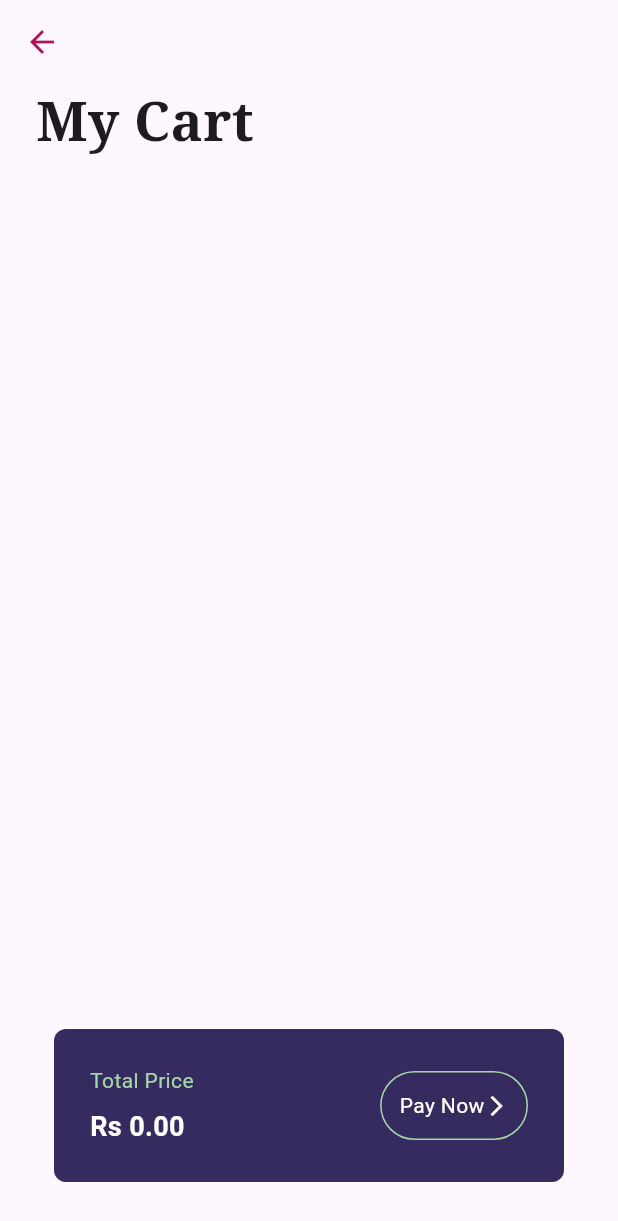
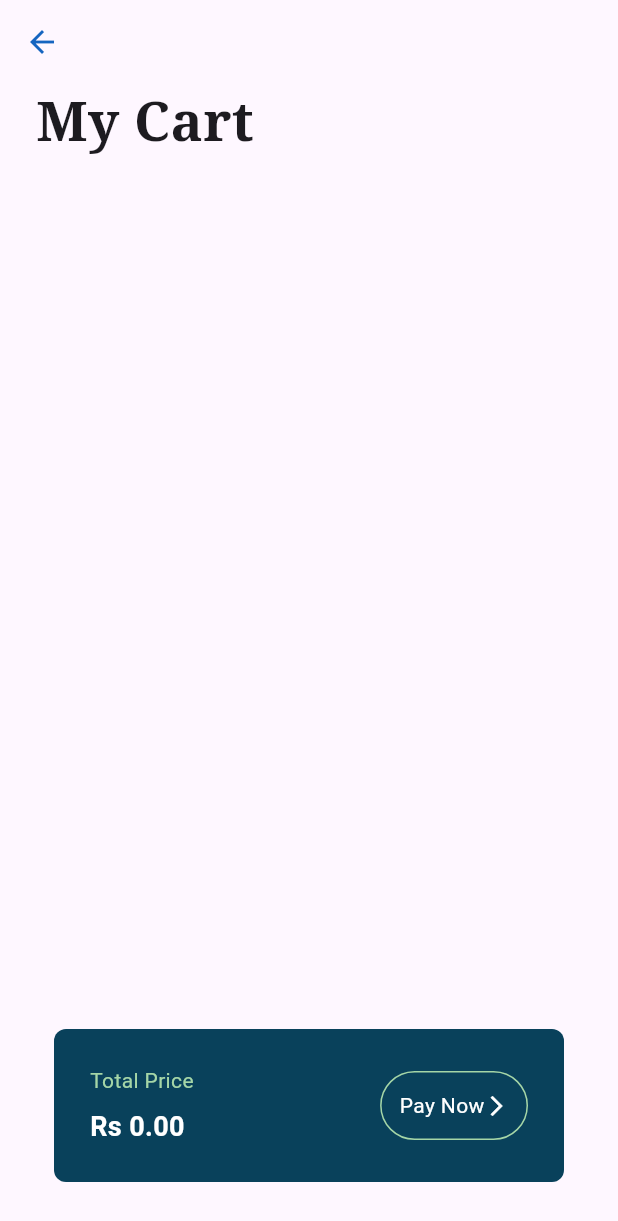
Before and after one commit to sandhyaNepal20/My_mob_app, a Flutter app: the CartPage screen opened directly, on a phone screen of 412 x 824 dp. Shown: the top 1221 px of the screen. Run offline on Flutter 3.47's test engine with Material 3 defaults, Android fonts, the light colour scheme and no system bars; our stand-ins replace firebase_core, google_fonts; accounts and stored records are empty.

Commit message:
Changes in items

```diff
--- a/lib/model/cart_model.dart
+++ b/lib/model/cart_model.dart
@@ -4,12 +4,12 @@
   // list of items on sale
   final List _shopItems = const [
   // [ itemName, itemPrice, imagePath, color ]
-  ["Eyeshadow Palate", "800 ", "lib/images/eyeshadowpalate.jpg", Colors.pink],
-  ["Blusher", "600", "lib/images/blusher.jpg", Colors.pink],
-  ["Foundation", "800", "lib/images/foundation.png", Colors.pink],
-  ["Eyeliner", "200 ", "lib/images/Eyeliner.png", Colors.pink],
-  ["Lipstick", "150", "lib/images/lipstick.jpg", Colors.pink],
-  ["Compact powder", "400", "lib/images/compact powder.png", Colors.pink],
+  ["Eyeshadow Palate", "800 ", "lib/images/eyeshadowpalate.jpg", Colors.blue],
+  ["Blusher", "600", "lib/images/blusher.jpg", Colors.blue],
+  ["Foundation", "800", "lib/images/foundation.png", Colors.blue],
+  ["Eyeliner", "200 ", "lib/images/Eyeliner.png", Colors.blue],
+  ["Lipstick", "150", "lib/images/lipstick.jpg", Colors.green],
+  ["Compact powder", "400", "lib/images/compact powder.png", Colors.brown],
 ];
 
 
--- a/lib/pages/cart_page.dart
+++ b/lib/pages/cart_page.dart
@@ -14,7 +14,7 @@
         backgroundColor: Colors.transparent,
         elevation: 0,
         iconTheme: IconThemeData(
-          color: Colors.pink[800],
+          color: Colors.blue[800],
         ),
       ),
       body: Consumer<CartModel>(
@@ -44,7 +44,7 @@
                         padding: const EdgeInsets.all(12.0),
                         child: Container(
                           decoration: BoxDecoration(
-                              color: Colors.pink[200],
+                              color: Colors.blue[200],
                               borderRadius: BorderRadius.circular(8)),
                           child: ListTile(
                             leading: Image.asset(
@@ -78,7 +78,7 @@
                 child: Container(
                   decoration: BoxDecoration(
                     borderRadius: BorderRadius.circular(8),
-                    color: Color.fromARGB(255, 54, 43, 95),
+                    color: Color.fromARGB(255, 9, 65, 91),
                   ),
                   padding: const EdgeInsets.all(24),
                   child: Row(
```
